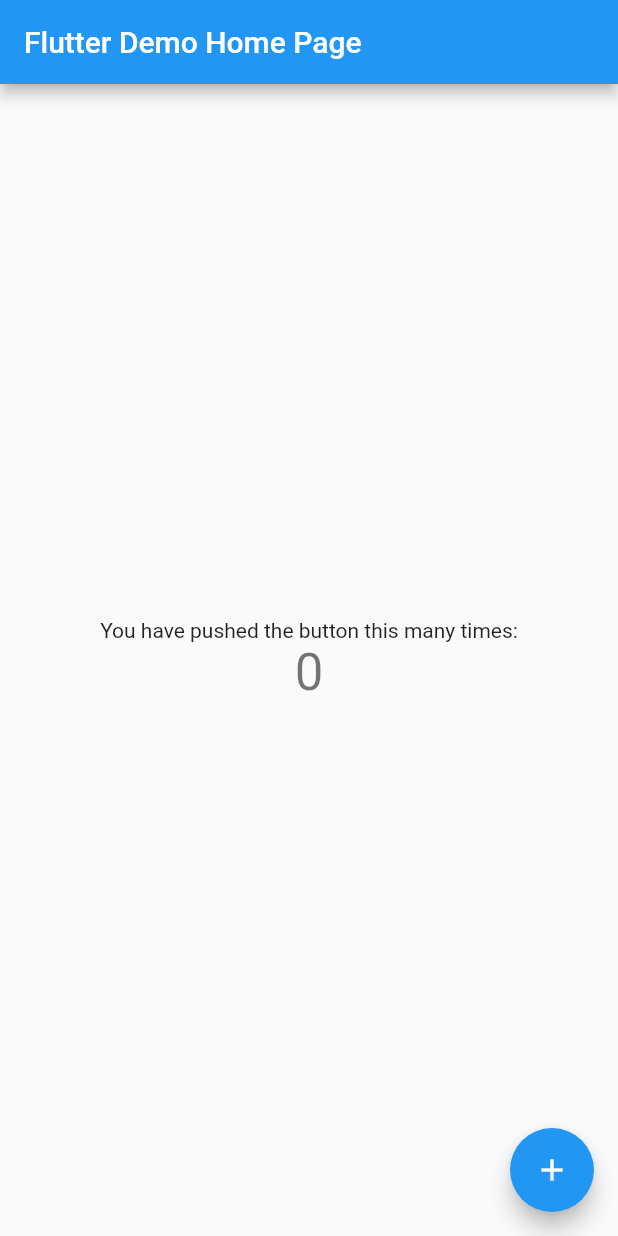
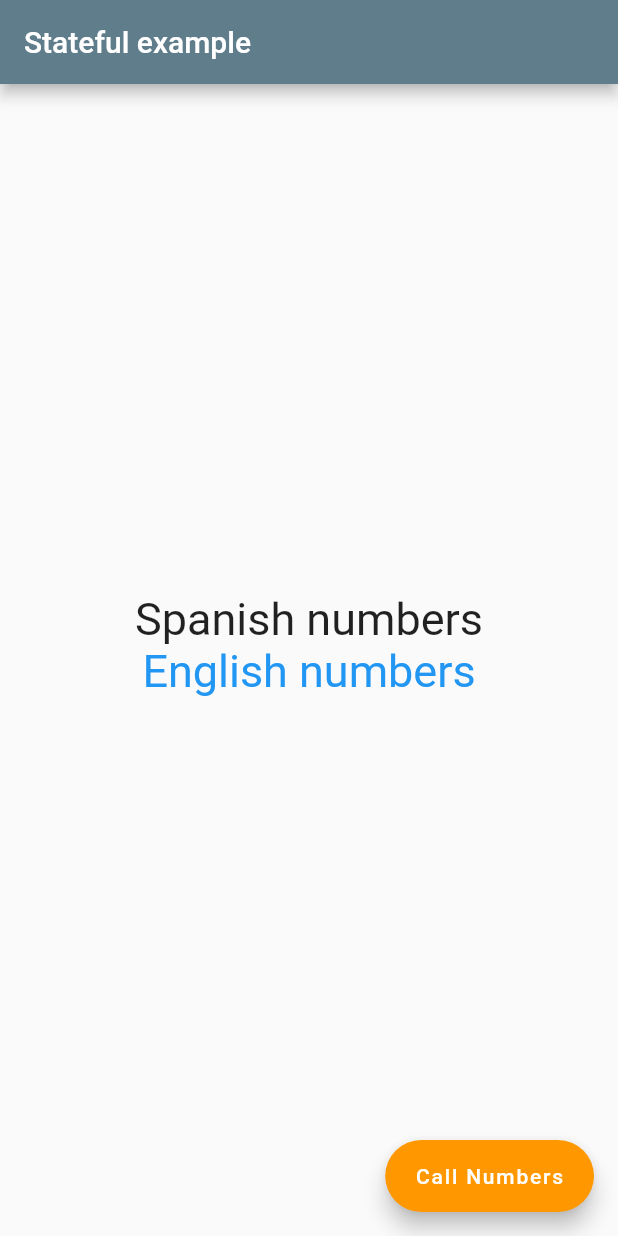
Before and after one commit to Veer11WP/flutter_exercise, a Flutter app: the screen it shows after launch, on a phone screen of 412 x 824 dp. Run offline on Flutter 3.47's test engine with Material 2 defaults, Android fonts, the phone set to English and light mode, and no system bars.

Commit message:
Stateful example app

```diff
--- a/lib/main.dart
+++ b/lib/main.dart
@@ -1,117 +1,91 @@
 import 'package:flutter/material.dart';
 
-void main() {
-  runApp(MyApp());
+void main(){
+  runApp(MaterialApp(
+    home: MyButton(),
+  )
+  );
 }
 
-class MyApp extends StatelessWidget {
-  // This widget is the root of your application.
+class MyButton extends StatefulWidget{
   @override
-  Widget build(BuildContext context) {
-    return MaterialApp(
-      title: 'Flutter Demo',
-      theme: ThemeData(
-        // This is the theme of your application.
-        //
-        // Try running your application with "flutter run". You'll see the
-        // application has a blue toolbar. Then, without quitting the app, try
-        // changing the primarySwatch below to Colors.green and then invoke
-        // "hot reload" (press "r" in the console where you ran "flutter run",
-        // or simply save your changes to "hot reload" in a Flutter IDE).
-        // Notice that the counter didn't reset back to zero; the application
-        // is not restarted.
-        primarySwatch: Colors.blue,
-        // This makes the visual density adapt to the platform that you run
-        // the app on. For desktop platforms, the controls will be smaller and
-        // closer together (more dense) than on mobile platforms.
-        visualDensity: VisualDensity.adaptivePlatformDensity,
-      ),
-      home: MyHomePage(title: 'Flutter Demo Home Page'),
-    );
+  MyButtonState createState(){
+    return MyButtonState();
   }
 }
 
-class MyHomePage extends StatefulWidget {
-  MyHomePage({Key key, this.title}) : super(key: key);
+class MyButtonState extends State<MyButton>{
+  int counter = 0;
+  List<String> spanishNumbers = [
+    "uno",
+    "dos",
+    "tres",
+    "cuatro",
+    "cinco",
+    "seis",
+    "seite",
+    "ocho",
+    "nueve",
+    "dietz"
+  ];
 
-  // This widget is the home page of your application. It is stateful, meaning
-  // that it has a State object (defined below) that contains fields that affect
-  // how it looks.
+  List<String> englishNumbers = [
+    "1",
+    "2",
+    "3",
+    "4",
+    "5",
+    "6",
+    "7",
+    "8",
+    "9",
+    "10"
+  ];
 
-  // This class is the configuration for the state. It holds the values (in this
-  // case the title) provided by the parent (in this case the App widget) and
-  // used by the build method of the State. Fields in a Widget subclass are
-  // always marked "final".
-
-  final String title;
-
-  @override
-  _MyHomePageState createState() => _MyHomePageState();
-}
-
-class _MyHomePageState extends State<MyHomePage> {
-  int _counter = 0;
-
-  void _incrementCounter() {
-    setState(() {
-      // This call to setState tells the Flutter framework that something has
-      // changed in this State, which causes it to rerun the build method below
-      // so that the display can reflect the updated values. If we changed
-      // _counter without calling setState(), then the build method would not be
-      // called again, and so nothing would appear to happen.
-      _counter++;
+  String defaultText = "Spanish numbers";
+  String englishText =  "English numbers";
+  void displaySNumbers(){
+    setState((){
+      defaultText = spanishNumbers[counter];
+      englishText = englishNumbers[counter];
+      if (counter < 9) {
+        counter = counter + 1 ;
+      } else{
+        counter = 0;
+      }
     });
   }
 
   @override
-  Widget build(BuildContext context) {
-    // This method is rerun every time setState is called, for instance as done
-    // by the _incrementCounter method above.
-    //
-    // The Flutter framework has been optimized to make rerunning build methods
-    // fast, so that you can just rebuild anything that needs updating rather
-    // than having to individually change instances of widgets.
+  Widget build(BuildContext context){
     return Scaffold(
       appBar: AppBar(
-        // Here we take the value from the MyHomePage object that was created by
-        // the App.build method, and use it to set our appbar title.
-        title: Text(widget.title),
+        title: Text('Stateful example'),
+        backgroundColor: Colors.blueGrey,
       ),
-      body: Center(
-        // Center is a layout widget. It takes a single child and positions it
-        // in the middle of the parent.
-        child: Column(
-          // Column is also a layout widget. It takes a list of children and
-          // arranges them vertically. By default, it sizes itself to fit its
-          // children horizontally, and tries to be as tall as its parent.
-          //
-          // Invoke "debug painting" (press "p" in the console, choose the
-          // "Toggle Debug Paint" action from the Flutter Inspector in Android
-          // Studio, or the "Toggle Debug Paint" command in Visual Studio Code)
-          // to see the wireframe for each widget.
-          //
-          // Column has various properties to control how it sizes itself and
-          // how it positions its children. Here we use mainAxisAlignment to
-          // center the children vertically; the main axis here is the vertical
-          // axis because Columns are vertical (the cross axis would be
-          // horizontal).
-          mainAxisAlignment: MainAxisAlignment.center,
-          children: <Widget>[
-            Text(
-              'You have pushed the button this many times:',
-            ),
-            Text(
-              '$_counter',
-              style: Theme.of(context).textTheme.headline4,
-            ),
-          ],
+      body: Container(
+        child: Center(
+          child: Column(
+            mainAxisAlignment: MainAxisAlignment.center,
+            children: <Widget>[
+              Text(defaultText, style: TextStyle(fontSize: 30.0)),
+              Text(englishText, style: TextStyle(fontSize: 30.0, color: Colors.blue)),
+              Padding(padding: EdgeInsets.all(10.0),),
+              /*RaisedButton(
+                child: Text('Call Numbers'),
+                onPressed: displaySNumbers,
+                color: Colors.orange,
+              )*/
+            ],
+          ),
         ),
       ),
-      floatingActionButton: FloatingActionButton(
-        onPressed: _incrementCounter,
-        tooltip: 'Increment',
-        child: Icon(Icons.add),
-      ), // This trailing comma makes auto-formatting nicer for build methods.
+      floatingActionButton: FloatingActionButton.extended(
+      onPressed: displaySNumbers,
+      label: Text('Call Numbers'),
+      //icon: Icon(Icons.thumb_up),
+      backgroundColor: Colors.orange,
+    ),
     );
   }
 }
```
